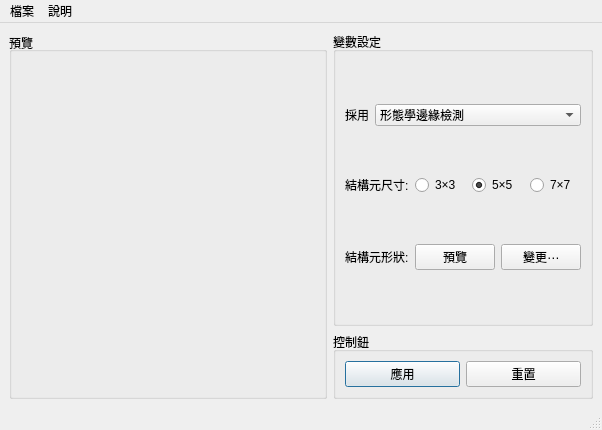
Old version of the form SE-342/assignments/ass2/src/MorphologicalExample/mainwindow.ui in the repository yepengpeng-1/2019-2020-autumn-semester.
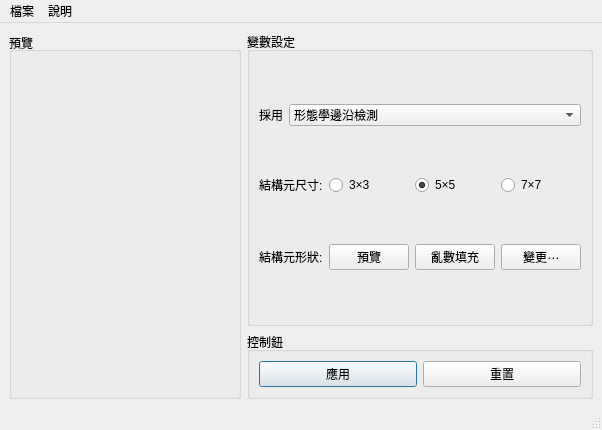
New version of the form.

Patch:
```diff
--- a/SE-342/assignments/ass2/src/MorphologicalExample/mainwindow.ui
+++ b/SE-342/assignments/ass2/src/MorphologicalExample/mainwindow.ui
@@ -107,7 +107,7 @@
             <widget class="QComboBox" name="typeSelection">
              <item>
               <property name="text">
-               <string>形態學邊緣檢測</string>
+               <string>形態學邊沿檢測</string>
               </property>
              </item>
              <item>
@@ -192,6 +192,13 @@
              </property>
             </widget>
            </item>
+           <item>
+            <widget class="QPushButton" name="pushButton">
+             <property name="text">
+              <string>亂數填充</string>
+             </property>
+            </widget>
+           </item>
            <item>
             <widget class="QPushButton" name="editKernelButton">
              <property name="text">
```
Left out of the diff: 2 changed lines with no effect on the pictures.
